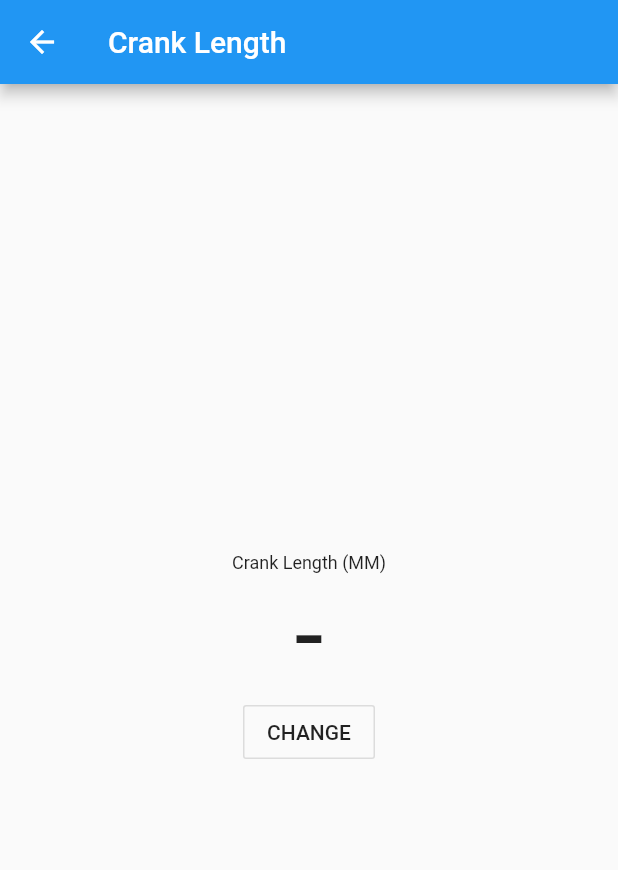
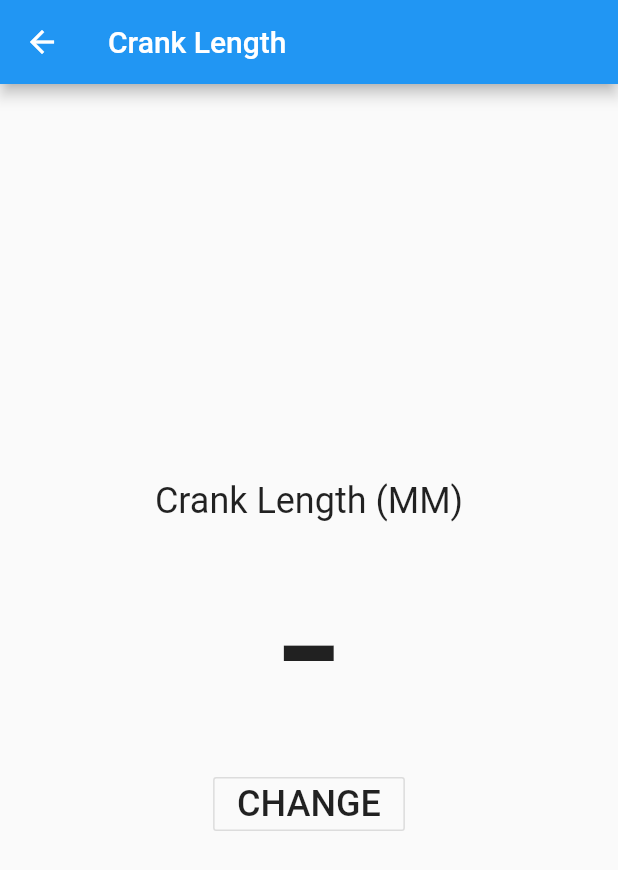
Before and after one commit to lilag-dawg/lstech_app_v2, a Flutter app: the CrankLengthScreen screen opened directly, on a phone screen of 412 x 824 dp. Shown: the top 870 px of the screen. Run offline on Flutter 3.47's test engine with Material 2 defaults, Android fonts, the phone set to English and light mode, and no system bars; our stand-ins replace flutter_blue.

Commit message:
small fixes

```diff
--- a/lstech_app/lib/screens/crankLengthScreen.dart
+++ b/lstech_app/lib/screens/crankLengthScreen.dart
@@ -15,9 +15,11 @@ class _CrankLengthScreenState extends State<CrankLengthScreen> {
   final myController = TextEditingController();
   final GlobalKey<ScaffoldState> _scaffoldKey = GlobalKey<ScaffoldState>();
 
-  final minValue = 100;
-  final maxValue = 8000;
+  final minValue = 160;
+  final maxValue = 180;
   String cranklength;
+
+  final double sizeFactor = 2;
 
   List<int> encodeDoubleToListInt(double valueInDouble) {
     List<int> result = [];
@@ -54,7 +56,7 @@ class _CrankLengthScreenState extends State<CrankLengthScreen> {
             title: Text("Error with value"),
             content: SingleChildScrollView(
               child: ListBody(
-                children: [Text("Value must be between 100 and 300 mm")],
+                children: [Text("Value must be between 160 and 180mm")],
               ),
             ),
             actions: [
@@ -185,7 +187,8 @@ class _CrankLengthScreenState extends State<CrankLengthScreen> {
           child: Column(
             mainAxisAlignment: MainAxisAlignment.center,
             children: [
-              Text("Crank Length (MM)", style: TextStyle(fontSize: 12)),
+              Text("Crank Length (MM)",
+                  style: TextStyle(fontSize: 12 * sizeFactor)),
               FutureBuilder(
                   future: currentCrankLengthValue(deviceManager),
                   builder:
@@ -196,17 +199,18 @@ class _CrankLengthScreenState extends State<CrankLengthScreen> {
                       if (snapshot.hasData) {
                         return Text(
                           snapshot.data,
-                          style: TextStyle(fontSize: 70),
+                          style: TextStyle(fontSize: 70 * sizeFactor),
                         );
                       }
                       return Text(
                         " - ",
-                        style: TextStyle(fontSize: 70),
+                        style: TextStyle(fontSize: 70 * sizeFactor),
                       );
                     }
                   }),
               OutlineButton(
-                child: Text("CHANGE"),
+                child:
+                    Text("CHANGE", style: TextStyle(fontSize: 12 * sizeFactor)),
                 onPressed: () async {
                   if (deviceManager.ossDevice != null) {
                     await _showDialog(deviceManager);
```
Also changed, not shown: lstech_app/lib/widgets/trainingWidget.dart (+17 -1 lines).
